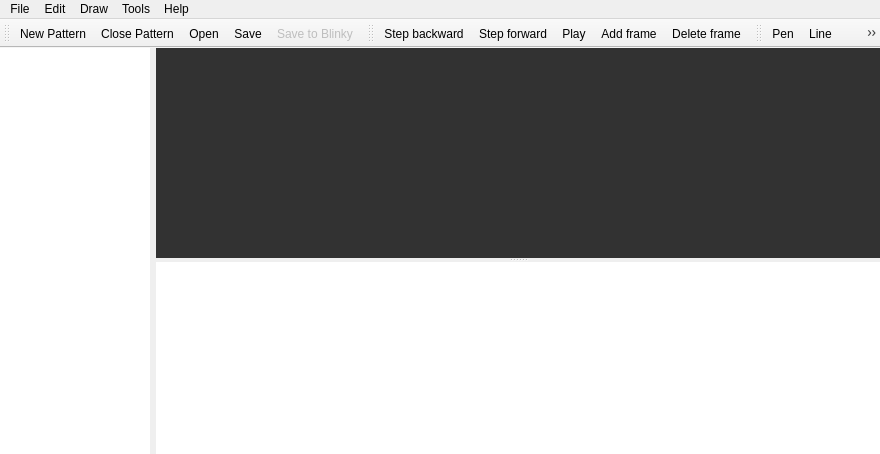
First picture: the form in PatternPaint/mainwindow.ui, repository Blinkinlabs/PatternPaint, before the edit.
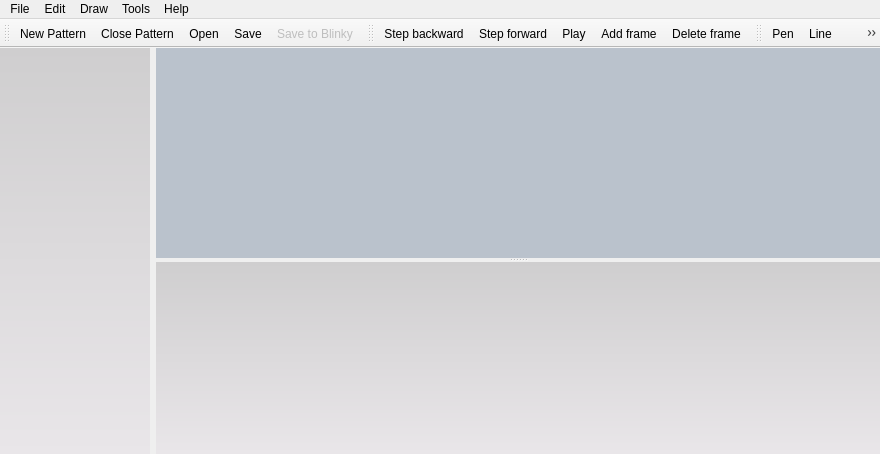
Second picture: the form after the edit. Icons and pictures are not drawn. Custom widgets are drawn as their Qt base class.

Commit message: Implement color scroll model, update color scheme

What changed in the file:
```diff
--- a/PatternPaint/mainwindow.ui
+++ b/PatternPaint/mainwindow.ui
@@ -65,6 +65,12 @@
         <height>16777215</height>
        </size>
       </property>
+      <property name="autoFillBackground">
+       <bool>false</bool>
+      </property>
+      <property name="styleSheet">
+       <string notr="true">background:qlineargradient(spread:pad, x1:1, y1:1, x2:1, y2:0, stop:0 rgba(233, 230, 233, 255), stop:1 rgba(207, 206, 207, 255))</string>
+      </property>
       <property name="frameShape">
        <enum>QFrame::NoFrame</enum>
       </property>
@@ -85,42 +91,8 @@
          <verstretch>1</verstretch>
         </sizepolicy>
        </property>
-       <property name="palette">
-        <palette>
-         <active>
-          <colorrole role="Window">
-           <brush brushstyle="SolidPattern">
-            <color alpha="255">
-             <red>50</red>
-             <green>50</green>
-             <blue>50</blue>
-            </color>
-           </brush>
-          </colorrole>
-         </active>
-         <inactive>
-          <colorrole role="Window">
-           <brush brushstyle="SolidPattern">
-            <color alpha="255">
-             <red>50</red>
-             <green>50</green>
-             <blue>50</blue>
-            </color>
-           </brush>
-          </colorrole>
-         </inactive>
-         <disabled>
-          <colorrole role="Window">
-           <brush brushstyle="SolidPattern">
-            <color alpha="255">
-             <red>50</red>
-             <green>50</green>
-             <blue>50</blue>
-            </color>
-           </brush>
-          </colorrole>
-         </disabled>
-        </palette>
+       <property name="styleSheet">
+        <string notr="true">background:qlineargradient(spread:pad, x1:1, y1:1, x2:1, y2:0, stop:0 rgba(186, 194, 204, 255), stop:1 rgba(186, 194, 204, 255))</string>
        </property>
        <property name="frameShape">
         <enum>QFrame::NoFrame</enum>
@@ -185,6 +157,9 @@
          <height>100</height>
         </size>
        </property>
+       <property name="styleSheet">
+        <string notr="true">background:qlineargradient(spread:pad, x1:1, y1:1, x2:1, y2:0, stop:0 rgba(233, 230, 233, 255), stop:1 rgba(207, 206, 207, 255))</string>
+       </property>
        <property name="frameShape">
         <enum>QFrame::NoFrame</enum>
        </property>
```
The commit also changes 16 other files.
